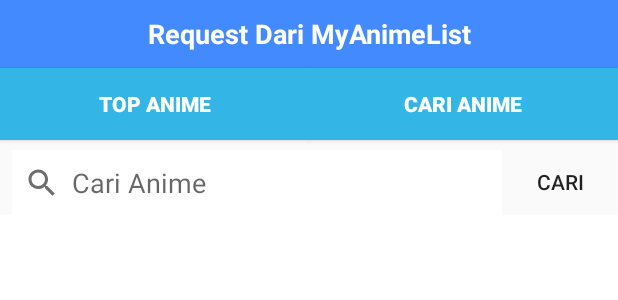
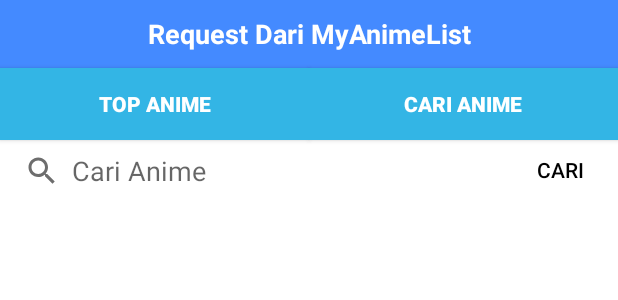
Before and after one commit to aldesy/AnimeINClone, an Android app: the layout fragment_request.xml on its own in the app's theme, with its tools: preview values and no code run, on a phone screen of 412 x 824 dp. Shown: the top 300 px of the screen. Run offline under Robolectric (Android 15) with nearby library versions, the phone set to English and light mode, and no system bars.

Commit message:
cleaning layout request

```diff
--- a/app/src/main/res/layout/fragment_request.xml
+++ b/app/src/main/res/layout/fragment_request.xml
@@ -12,6 +12,7 @@
         android:id="@+id/parentConstraintLayout"
         android:layout_width="match_parent"
         android:layout_height="match_parent"
+        android:background="@android:color/background_light"
         android:focusableInTouchMode="true">
 
         <TextView
@@ -111,9 +112,9 @@
             android:id="@+id/btnCari"
             android:layout_width="77dp"
             android:layout_height="40dp"
-            android:layout_marginTop="8dp"
             android:background="@android:color/transparent"
             android:text="@string/button_search"
+            android:textColor="@android:color/black"
             app:layout_constraintEnd_toEndOf="parent"
             app:layout_constraintTop_toBottomOf="@+id/btnPencarian" />
 
--- a/app/src/main/res/values/colors.xml
+++ b/app/src/main/res/values/colors.xml
@@ -1,7 +1,7 @@
 <?xml version="1.0" encoding="utf-8"?>
 <resources>
     <color name="colorPrimary">#3f51b5</color>
-    <color name="colorPrimaryDark">#303F9F</color>
+    <color name="colorPrimaryDark">#303f9f</color>
     <color name="colorAccent">#303F9F</color>
 
     <color name="bgBottomNavigation">#448aff</color>
```
